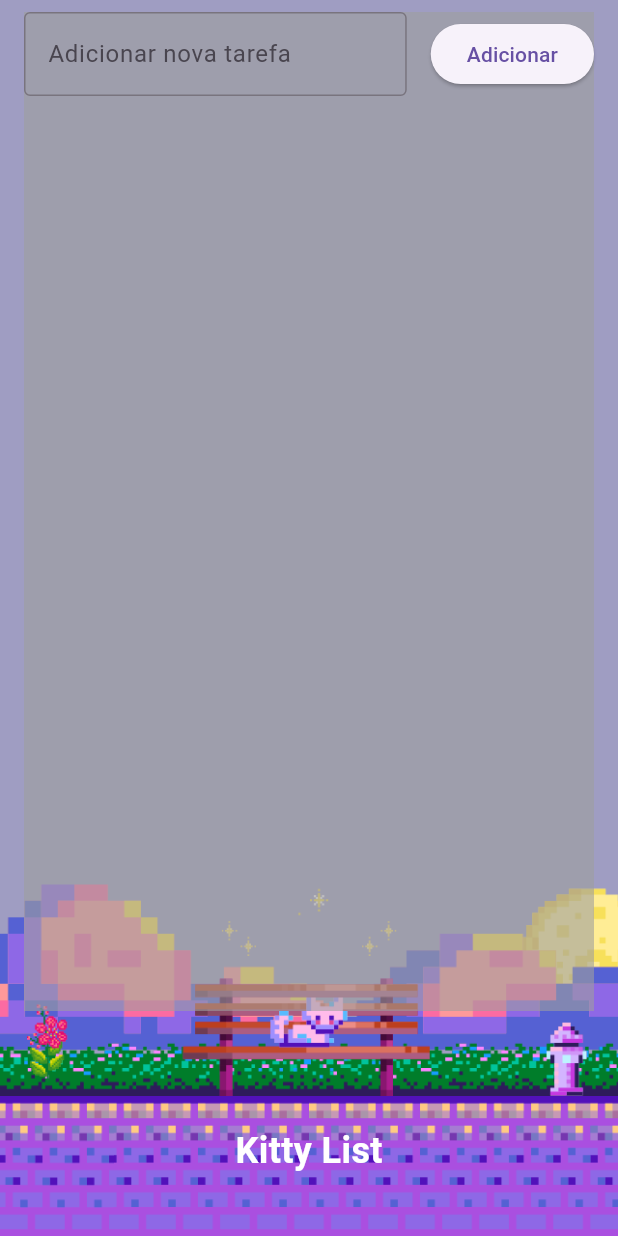
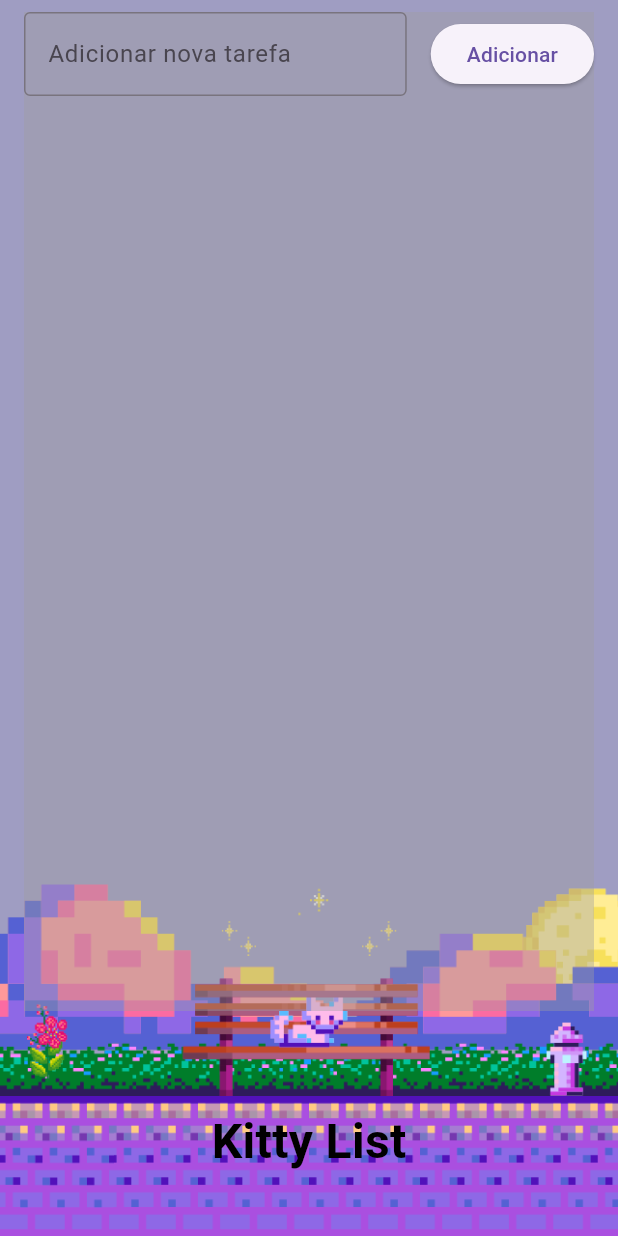
Before and after one commit to Felipe-martins-s/KittyList, a Flutter app: the screen it shows after launch, on a phone screen of 412 x 824 dp. Run offline on Flutter 3.47's test engine with Material 3 defaults, Android fonts, the phone set to English and light mode, and no system bars; our stand-ins replace hive, hive_flutter; accounts and stored records are empty.

Commit message:
Correção da persistencia de terefas marcadas como concluídas; Alteração da opacidade do box da lista;

```diff
--- a/lib/main.dart
+++ b/lib/main.dart
@@ -88,7 +88,6 @@ class _TodoListScreenState extends State<TodoListScreen> {
     // Inverte o estado isCompleted da tarefa.
     task.isCompleted = !task.isCompleted;
     // Salva as mudanças no objeto Task de volta para a box do Hive.
-    // O Hive notificará os listeners (como o ValueListenableBuilder).
     task.save();
     // Força um redesenho do widget para garantir que a UI seja atualizada imediatamente.
     // Embora o Hive deva notificar, setState garante a atualização visual neste layout específico.
@@ -155,8 +154,8 @@ class _TodoListScreenState extends State<TodoListScreen> {
                 ),
                 // Contêiner com fundo cinza semi-transparente para a área de conteúdo.
                 child: Container(
-                  // Cor cinza com 60% de opacidade.
-                  color: Colors.grey.withAlpha((255 * 0.6).round()),
+                  // Cor cinza com 40% de opacidade (mais transparente).
+                  color: Colors.grey.withAlpha((255 * 0.4).round()),
                   // Column organiza os widgets verticalmente.
                   child: Column(
                     children: [
@@ -250,9 +249,9 @@ class _TodoListScreenState extends State<TodoListScreen> {
                 child: Text(
                   'Kitty List', // O texto do título.
                   style: TextStyle(
-                    fontSize: 24.0, // Tamanho da fonte.
+                    fontSize: 32.0, // Tamanho da fonte mantido em 32
                     fontWeight: FontWeight.bold, // Peso da fonte (negrito).
-                    color: Colors.white, // Cor do texto (branco).
+                    color: Colors.black, // Cor do texto alterada para preto
                   ),
                 ),
               ),
--- a/lib/models/task.dart
+++ b/lib/models/task.dart
@@ -3,7 +3,7 @@ import 'package:hive/hive.dart';
 part 'task.g.dart';
 
 @HiveType(typeId: 0)
-class Task {
+class Task extends HiveObject {
   @HiveField(0)
   String title;
 
@@ -14,8 +14,4 @@ class Task {
     required this.title,
     this.isCompleted = false,
   });
-
-  void delete() {}
-
-  void save() {}
 }
```
